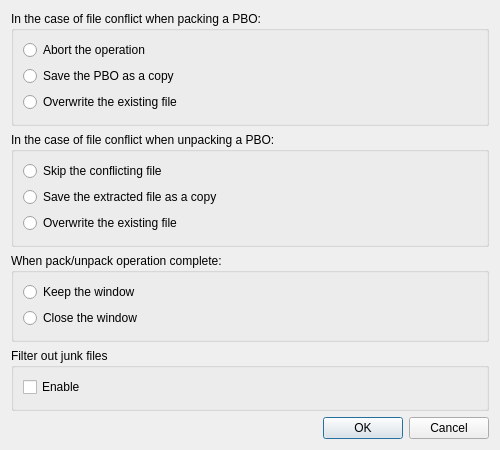
Before: the Qt Designer form pbom/ui/settingsdialog.ui in winseros/pboman3, drawn with Qt 5.
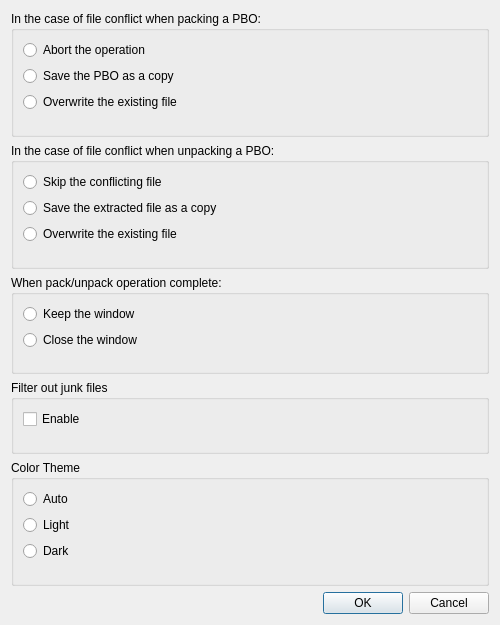
After: the same form once the commit is applied. Icons and pictures are not drawn.

Commit message: Implemented the application color scheme dialog option

Diff of the .ui file:
```diff
--- a/pbom/ui/settingsdialog.ui
+++ b/pbom/ui/settingsdialog.ui
@@ -7,19 +7,19 @@
     <x>0</x>
     <y>0</y>
     <width>500</width>
-    <height>450</height>
+    <height>625</height>
    </rect>
   </property>
   <property name="minimumSize">
    <size>
     <width>500</width>
-    <height>450</height>
+    <height>625</height>
    </size>
   </property>
   <property name="maximumSize">
    <size>
     <width>500</width>
-    <height>450</height>
+    <height>625</height>
    </size>
   </property>
   <property name="windowTitle">
@@ -184,6 +184,49 @@
      </layout>
     </widget>
    </item>
+   <item>
+    <widget class="QGroupBox" name="groupBoxColorScheme">
+     <property name="title">
+      <string>Color Theme</string>
+     </property>
+     <layout class="QVBoxLayout" name="verticalLayout_6">
+      <item>
+       <widget class="QRadioButton" name="rbStyleAuto">
+        <property name="text">
+         <string>Auto</string>
+        </property>
+       </widget>
+      </item>
+      <item>
+       <widget class="QRadioButton" name="rbStyleLight">
+        <property name="text">
+         <string>Light</string>
+        </property>
+       </widget>
+      </item>
+      <item>
+       <widget class="QRadioButton" name="rbStyleDark">
+        <property name="text">
+         <string>Dark</string>
+        </property>
+       </widget>
+      </item>
+      <item>
+       <spacer name="verticalSpacer_5">
+        <property name="orientation">
+         <enum>Qt::Orientation::Vertical</enum>
+        </property>
+        <property name="sizeHint" stdset="0">
+         <size>
+          <width>20</width>
+          <height>40</height>
+         </size>
+        </property>
+       </spacer>
+      </item>
+     </layout>
+    </widget>
+   </item>
    <item>
     <widget class="QDialogButtonBox" name="buttonBox">
      <property name="standardButtons">
```
The commit also changes 30 other files.
